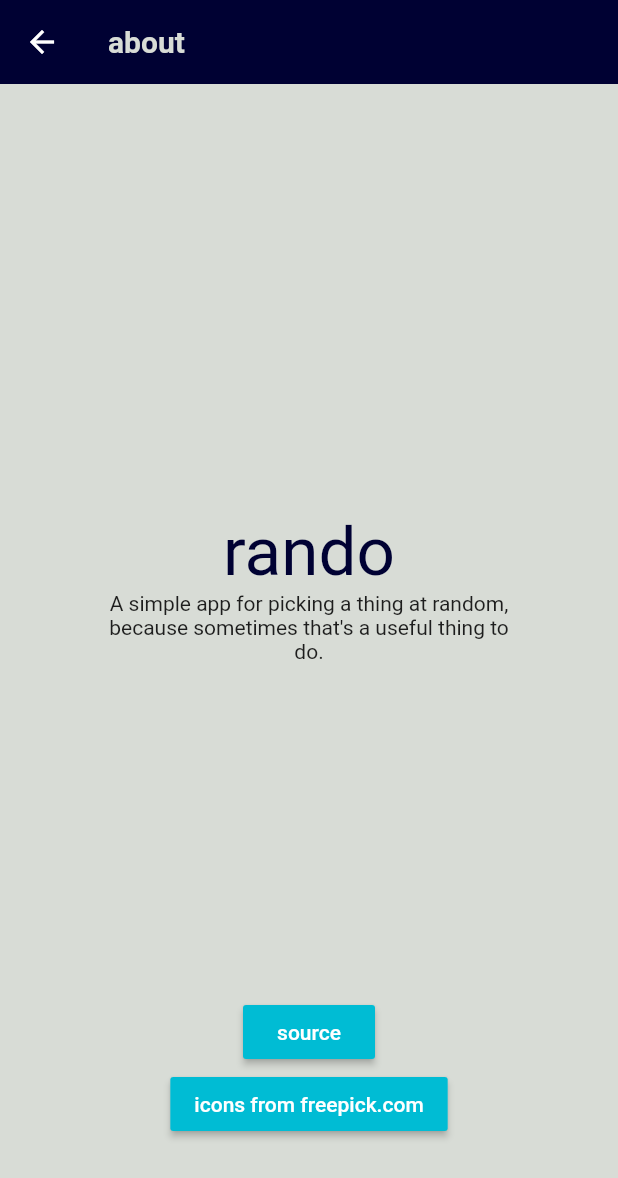
After one commit to ShamylZakariya/Rando, a Flutter app: the screen it shows after launch, after a tap on the "info" icon, on a phone screen of 412 x 824 dp. The commit adds this screen. Shown: the top 1178 px of the screen. Run offline on Flutter 3.47's test engine with Material 2 defaults, Android fonts, the light colour scheme and no system bars; our stand-ins replace google_fonts; Roboto replaces fonts that are missing (Arvo); statements that could not run were skipped.

Commit message:
Add an about screen

```diff
--- a/lib/common/theme.dart
+++ b/lib/common/theme.dart
@@ -18,14 +18,14 @@ ThemeData appTheme(BuildContext context) {
       title: GoogleFonts.arvo(
         textStyle: baseTheme.title,
         color: _canvasColor,
-        fontSize: 36,
+        fontSize: baseTheme.title.fontSize * 1.2,
         fontWeight: FontWeight.w700,
       ),
       // collection editor title text style
       subtitle: GoogleFonts.arvo(
         textStyle: baseTheme.subtitle,
         color: _textColor,
-        fontSize: 24,
+        fontSize: baseTheme.subtitle.fontSize * 1.2,
       ),
       // input text dialog title text style
       display1: GoogleFonts.arvo(
--- /dev/null
+++ b/lib/ui/about_screen.dart
@@ -0,0 +1,61 @@
+import 'package:flutter/material.dart';
+import 'package:url_launcher/url_launcher.dart';
+
+class AboutScreen extends StatelessWidget {
+  final String _freePickUrl = "https://www.flaticon.com/authors/freepik";
+  final String _sourceUrl = "https://github.com/ShamylZakariya/Rando";
+
+  @override
+  Widget build(BuildContext context) {
+    return Container(
+        child: Scaffold(
+      appBar: AppBar(
+        title: Text("about", style: Theme.of(context).textTheme.title),
+        elevation: 0,
+      ),
+      body: _body(context),
+    ));
+  }
+
+  Widget _body(BuildContext context) {
+    return Padding(
+      padding: const EdgeInsets.all(64.0),
+      child: Center(
+        child: Column(
+          children: <Widget>[
+            Spacer(flex: 1,),
+            Text(
+              "rando",
+              style: Theme.of(context).textTheme.display2,
+            ),
+            Text(
+              "A simple app for picking a thing at random, because sometimes that's a useful thing to do.",
+              textAlign: TextAlign.center,
+            ),
+            Spacer(flex: 1,),
+            RaisedButton(
+              child: Text("source"),
+              onPressed: ()=>_navigateTo(_sourceUrl),
+              color: Colors.cyan,
+              textColor: Colors.white,
+            ),
+            RaisedButton(
+              child: Text("icons from freepick.com"),
+              onPressed: ()=>_navigateTo(_freePickUrl),
+              color: Colors.cyan,
+              textColor: Colors.white,
+            )
+          ],
+        ),
+      ),
+    );
+  }
+
+  void _navigateTo(String url) async {
+    if (await canLaunch(url)) {
+      await launch(url);
+    } else {
+      print("Unable to launch url $url");
+    }
+  }
+}
--- a/lib/ui/collection_editor.dart
+++ b/lib/ui/collection_editor.dart
@@ -138,7 +138,7 @@ class _CollectionEditorState extends State<CollectionEditor>
   }
 
   void _addItem(BuildContext context, Collection collection) async {
-    String value = await showInputDialog(context, "Add item", "Name", null);
+    String value = await showInputDialog(context, "Add item...", "Name", null);
     if (value != null && value.isNotEmpty) {
       collection.add(Item(value));
     }
--- a/lib/ui/collection_screen.dart
+++ b/lib/ui/collection_screen.dart
@@ -1,6 +1,7 @@
 import 'package:flutter/foundation.dart';
 import 'package:flutter/material.dart';
 import 'package:provider/provider.dart';
+import 'package:rando/ui/about_screen.dart';
 
 import 'package:rando/ui/collection_editor.dart';
 import 'package:rando/ui/dice_roll_result.dart';
@@ -17,6 +18,12 @@ class CollectionScreen extends StatelessWidget {
           style: Theme.of(context).textTheme.title,
         ),
         elevation: 0,
+        actions: <Widget>[
+          IconButton(
+            icon: Icon(Icons.info),
+            onPressed: () => _showAboutScreen(context),
+          )
+        ],
       ),
       body: _body(),
       floatingActionButton: FloatingActionButton(
@@ -37,6 +44,14 @@ class CollectionScreen extends StatelessWidget {
 
       _showCollection(context, newCollection);
     }
+  }
+
+  void _showAboutScreen(BuildContext context) {
+    Navigator.push(
+        context,
+        MaterialPageRoute(
+          builder: (context) => AboutScreen(),
+        ));
   }
 
   Widget _body() {
@@ -101,7 +116,8 @@ class CollectionScreen extends StatelessWidget {
             key: Key(collection.name),
             onDismissed: (direction) => _deleteCollection(context, collection),
             child: ListTile(
-              title: Text(collection.name, style: Theme.of(context).textTheme.body1),
+              title: Text(collection.name,
+                  style: Theme.of(context).textTheme.body1),
               trailing: _dieIcon(context, collection),
               onTap: () {
                 _showCollection(context, collection);
--- a/pubspec.yaml
+++ b/pubspec.yaml
@@ -26,6 +26,7 @@ dependencies:
   path_provider: ^1.6.5
   provider: ^4.0.4
   google_fonts: ^0.3.10
+  url_launcher: ^5.4.2
 
 dev_dependencies:
   flutter_test:
```
Also changed, not shown: pubspec.lock, 1 other file.
